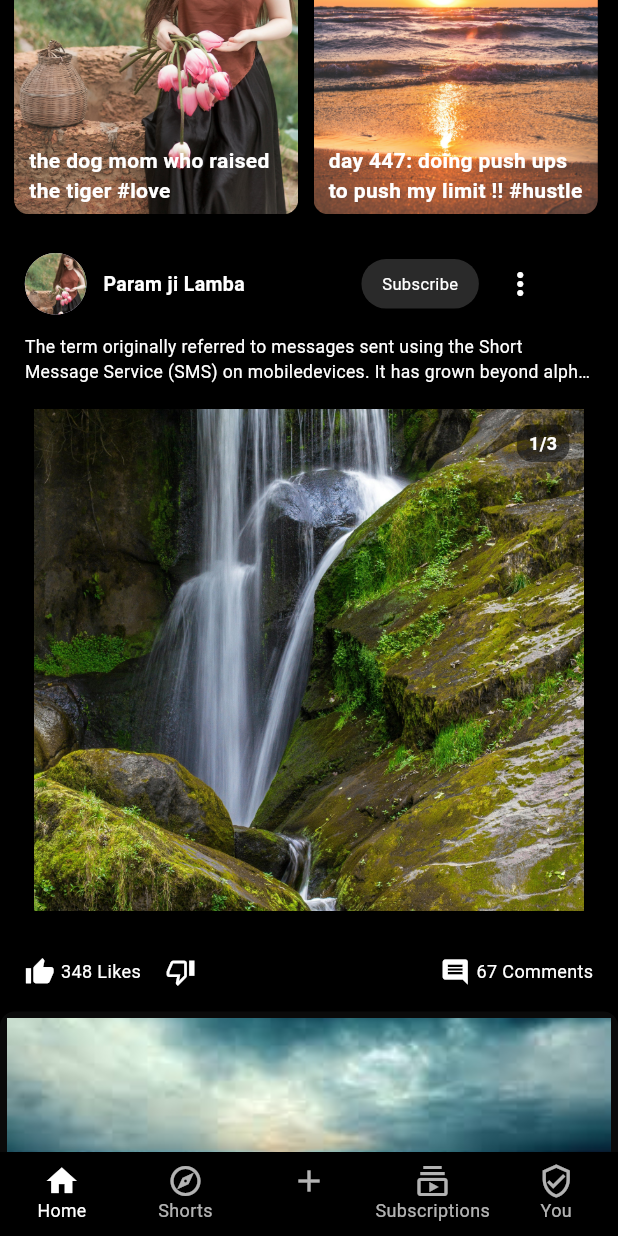
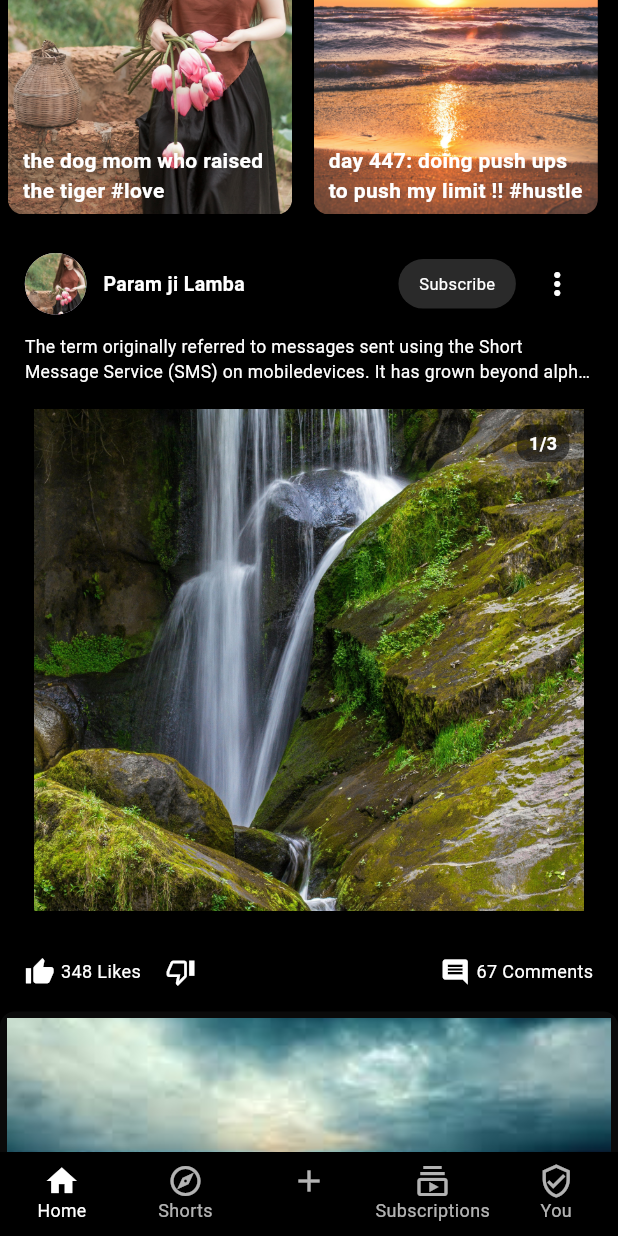
Before and after one commit to vishesh-tanwar/streamix-frontend, a Flutter app: the screen it shows after launch, scrolled down 576 dp, on a phone screen of 412 x 824 dp. Run offline on Flutter 3.47's test engine with Material 3 defaults, Android fonts, the phone set to English and light mode, and no system bars; our stand-ins replace firebase_core, google_sign_in, video_player; accounts and stored records are empty.

Commit message:
media queries update

```diff
--- a/lib/src/widgets/post.dart
+++ b/lib/src/widgets/post.dart
@@ -23,6 +23,9 @@ class PostCard extends StatelessWidget {
         crossAxisAlignment: CrossAxisAlignment.start,
         children: [
           Row(
+            mainAxisAlignment: MainAxisAlignment.spaceBetween,
+            children: [
+              Row(
                 children: [
                   CircleAvatar(
                     backgroundImage: AssetImage(posts.logo),
@@ -37,7 +40,10 @@ class PostCard extends StatelessWidget {
                       fontWeight: FontWeight.bold,
                     ),
                   ),
-              SizedBox(width: Scale.screenWidth * 0.18),
+                ],
+              ),
+              Row(
+                children: [
                   Container(
                     margin: EdgeInsets.all(4.toScale),
                     padding: EdgeInsets.all(2.toScale),
@@ -45,12 +51,18 @@ class PostCard extends StatelessWidget {
                     height: Scale.screenHeight * 0.04,
                     decoration: BoxDecoration(
                         borderRadius: BorderRadius.circular(20),
-                    color: const Color.fromARGB(255, 42, 42, 42)
+                        color: const Color.fromARGB(255, 42, 42, 42)),
+                    child: Center(
+                        child: Text(
+                      Strings.subscribe,
+                      style: TextStyle(color: Colors.white, fontSize: 11),
+                    )),
                   ),
-                  child: Center(child: Text(Strings.subscribe,style: TextStyle(color: Colors.white,fontSize: 11),)),
-                ) ,
                   IconButton(
-                icon : Icon(AppIcons.threeDots,color: Colors.white,),
+                    icon: Icon(
+                      AppIcons.threeDots,
+                      color: Colors.white,
+                    ),
                     onPressed: () {
                       showModalBottomSheet(
                         context: context,
@@ -58,13 +70,23 @@ class PostCard extends StatelessWidget {
                         backgroundColor: Colors.transparent,
                         builder: (BuildContext context) {
                           return BottomDrawer(
-                            icons: [AppIcons.flag,AppIcons.banned,AppIcons.banned],
-                            texts: [Strings.report,Strings.notInterested,Strings.dontRecommend],
+                            icons: [
+                              AppIcons.flag,
+                              AppIcons.banned,
+                              AppIcons.banned
+                            ],
+                            texts: [
+                              Strings.report,
+                              Strings.notInterested,
+                              Strings.dontRecommend
+                            ],
                           );
                         },
                       );
                     },
                   )
+                ],
+              ),
             ],
           ),
           SizedBox(height: Scale.screenHeight * 0.012),
@@ -82,9 +104,9 @@ class PostCard extends StatelessWidget {
           if (posts.images.isNotEmpty)
             Container(
               height: Scale.screenHeight * 0.42,
-              width: Scale.screenWidth ,
+              width: Scale.screenWidth,
               color: Colors.black,
-              child: ImageCarousel(images : posts.images),
+              child: ImageCarousel(images: posts.images),
             ),
 
           // Likes and Comments Row
@@ -100,8 +122,14 @@ class PostCard extends StatelessWidget {
                     "${posts.likes} Likes",
                     style: const TextStyle(color: Colors.white, fontSize: 12),
                   ),
-                  SizedBox(width: Scale.screenWidth * 0.04,),
-                  const Icon(AppIcons.thumbDown, color: Colors.white, size: 20,),
+                  SizedBox(
+                    width: Scale.screenWidth * 0.04,
+                  ),
+                  const Icon(
+                    AppIcons.thumbDown,
+                    color: Colors.white,
+                    size: 20,
+                  ),
                 ],
               ),
               Row(
--- a/lib/src/widgets/reel_card.dart
+++ b/lib/src/widgets/reel_card.dart
@@ -26,7 +26,7 @@ class ReelCard extends StatelessWidget {
           );
         },
         child: Container(
-          width: Scale.screenWidth * 0.47,
+          width: Scale.screenWidth * 0.48,
           decoration: BoxDecoration(
             color: const Color.fromARGB(255, 0, 0, 0),
             borderRadius: BorderRadius.circular(10),
@@ -64,7 +64,7 @@ class ReelCard extends StatelessWidget {
                   ),
                   Positioned(
                       top: 1,
-                      left: 129.toScale,
+                      left: Scale.screenWidth * 0.47 * 0.75,
                       child: IconButton(
                         icon: Icon(
                           Icons.more_vert,
--- a/lib/src/widgets/video_card.dart
+++ b/lib/src/widgets/video_card.dart
@@ -35,8 +35,8 @@ class VideoCard extends StatelessWidget {
                 fit: BoxFit.cover,
               ),
               Positioned(
-                top: 174.toScale,
-                left: 320.toScale,
+                top: Scale.screenHeight * 0.256 * 0.8,
+                left: Scale.screenWidth * 0.85,
                 child: Container(
                   width: Scale.screenWidth * 0.1,
                   height: Scale.screenHeight * 0.02,
```
Also changed, not shown: lib/src/screens/shorts_screen.dart (+6 -2 lines), lib/src/widgets/reuse_video_player.dart (+7 -5 lines), 1 other file. Lines whose indentation alone changed are shown as unchanged.
